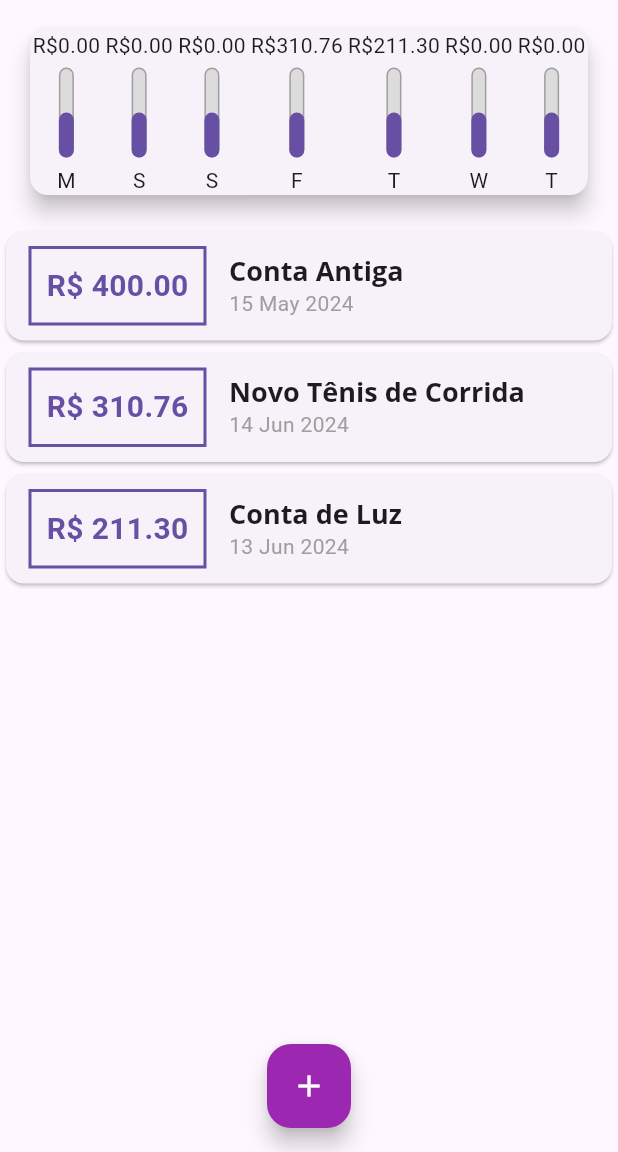
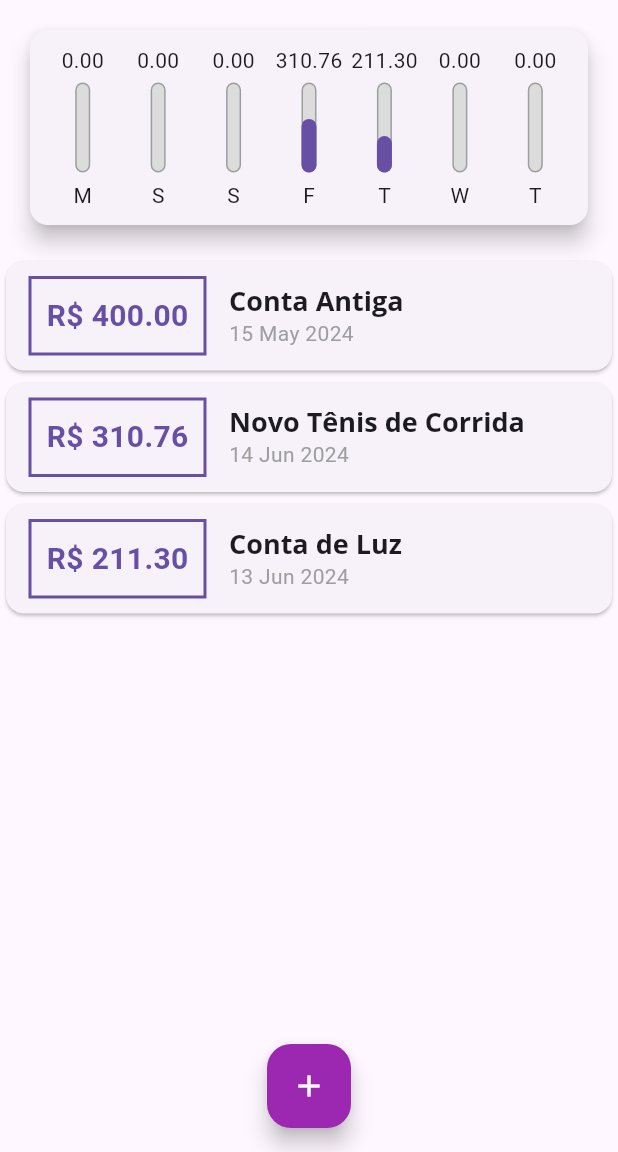
Before and after one commit to Gabriel02ps/flutter-expenses, a Flutter app: the screen it shows after launch, on a phone screen of 412 x 824 dp, the part 84-1236 px from its top. Run offline on Flutter 3.47's test engine with Material 3 defaults, Android fonts, the phone set to English and light mode, and no system bars.

Commit message:
Chart widget styles

```diff
--- a/lib/components/chart.dart
+++ b/lib/components/chart.dart
@@ -33,21 +33,32 @@ class Chart extends StatelessWidget {
     });
   }
 
+  double get _weekTotalValue {
+    return groupedTransactions.fold(0.0, (sum, tr) {
+      return sum + (tr['value'] as double);
+    });
+  }
+
   @override
   Widget build(BuildContext context) {
-    groupedTransactions;
     return Card(
       elevation: 6,
       margin: const EdgeInsets.all(20),
+      child: Padding(
+        padding: const EdgeInsets.all(10.0),
         child: Row(
           mainAxisAlignment: MainAxisAlignment.spaceAround,
           children: groupedTransactions.map((tr) {
-          return ChartBar(
+            return Flexible(
+              fit: FlexFit.tight,
+              child: ChartBar(
                 label: tr['day'] as String,
                 value: tr['value'] as double,
-            percentage: 0.5,
+                percentage: (tr['value'] as double) / _weekTotalValue,
+              ),
             );
           }).toList(),
+        ),
       ),
     );
   }
--- a/lib/components/chart_bar.dart
+++ b/lib/components/chart_bar.dart
@@ -14,7 +14,7 @@ class ChartBar extends StatelessWidget {
   Widget build(BuildContext context) {
     return Column(
       children: <Widget>[
-        Text('R\$${value!.toStringAsFixed(2)}'),
+        FittedBox(child: Text(value!.toStringAsFixed(2))),
         const SizedBox(
           height: 5,
         ),
```
Lines whose indentation alone changed are shown as unchanged.
